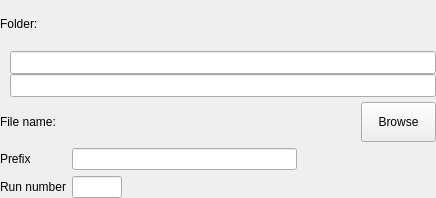
First picture: the form in Bricks/widgets/ui_files/Qt4_data_path_widget_vertical_layout.ui, repository mxcube/mxcubeqt, before the edit.
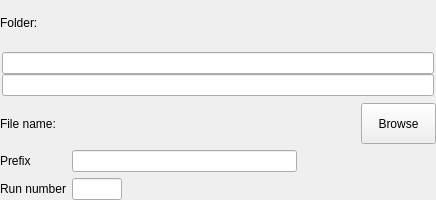
Second picture: the form after the edit.

Patch:
```diff
--- a/Bricks/widgets/ui_files/Qt4_data_path_widget_vertical_layout.ui
+++ b/Bricks/widgets/ui_files/Qt4_data_path_widget_vertical_layout.ui
@@ -7,7 +7,7 @@
     <x>0</x>
     <y>0</y>
     <width>436</width>
-    <height>198</height>
+    <height>200</height>
    </rect>
   </property>
   <property name="sizePolicy">
@@ -89,29 +89,16 @@
          <property name="spacing">
           <number>0</number>
          </property>
+         <property name="margin">
+          <number>2</number>
+         </property>
          <item>
           <layout class="QHBoxLayout">
            <property name="spacing">
             <number>0</number>
            </property>
            <item>
-            <spacer name="fixed_folder_hspacer">
-             <property name="orientation">
-              <enum>Qt::Horizontal</enum>
-             </property>
-             <property name="sizeType">
-              <enum>QSizePolicy::Fixed</enum>
-             </property>
-             <property name="sizeHint" stdset="0">
-              <size>
-               <width>10</width>
-               <height>20</height>
-              </size>
-             </property>
-            </spacer>
-           </item>
-           <item>
-            <widget class="QLineEdit" name="base_path_label">
+            <widget class="QLineEdit" name="base_path_ledit">
              <property name="minimumSize">
               <size>
                <width>410</width>
@@ -139,22 +126,6 @@
            <property name="spacing">
             <number>0</number>
            </property>
-           <item>
-            <spacer name="user_folder_hspacer">
-             <property name="orientation">
-              <enum>Qt::Horizontal</enum>
-             </property>
-             <property name="sizeType">
-              <enum>QSizePolicy::Fixed</enum>
-             </property>
-             <property name="sizeHint" stdset="0">
-              <size>
-               <width>10</width>
-               <height>20</height>
-              </size>
-             </property>
-            </spacer>
-           </item>
            <item>
             <widget class="QLineEdit" name="folder_ledit">
              <property name="minimumSize">
```
